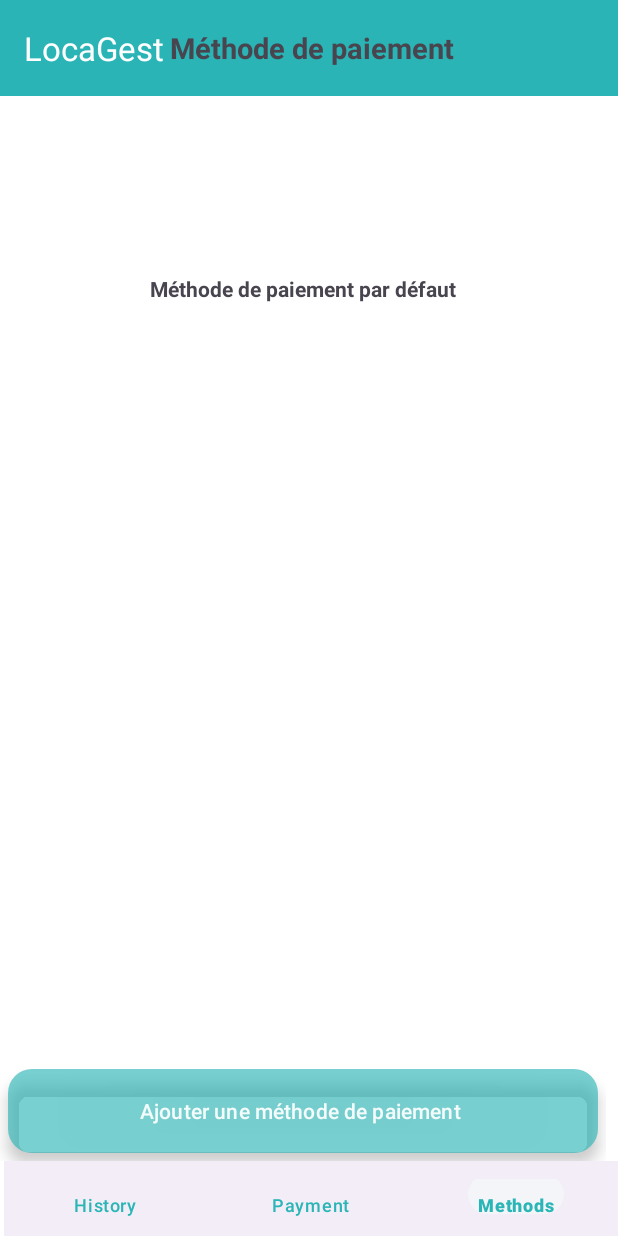
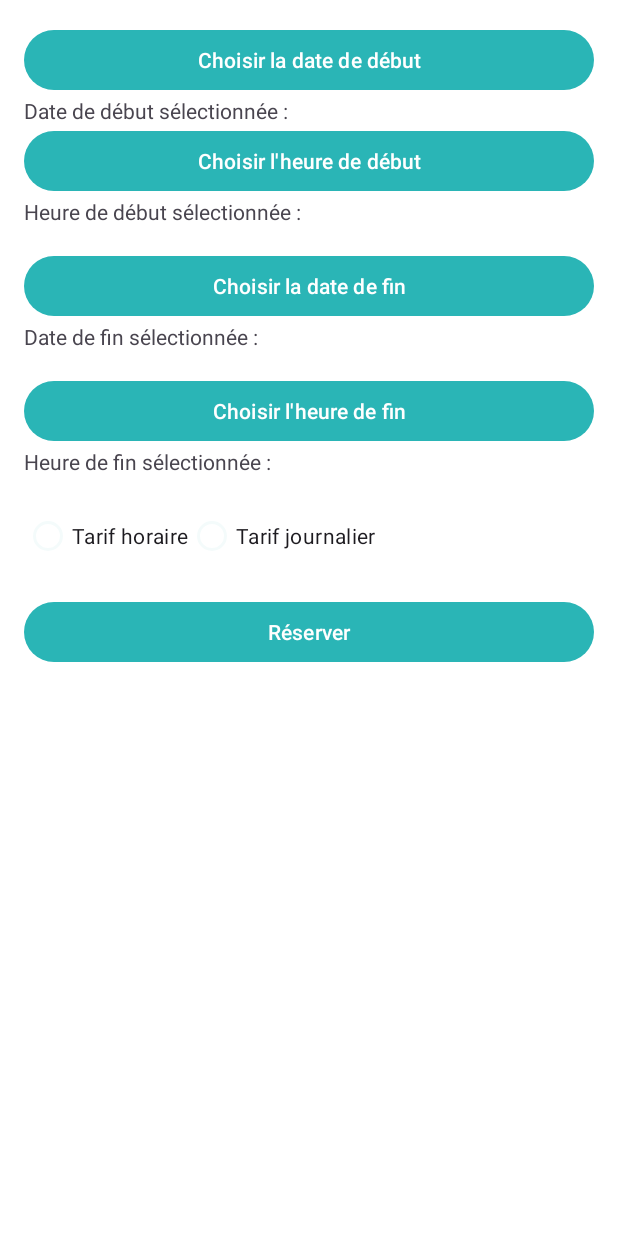
Before and after one commit to Marwen-Hammami/LocaGest-Android, an Android app: the screen it shows after launch (MainActivity before the commit, ReservationActivity after it), item 3 of the bottom bar chosen, on a phone screen of 412 x 824 dp. Run offline under Robolectric (Android 15) with nearby library versions, the phone set to English and light mode, and no system bars.

Commit message:
Reservations

```diff
--- a/app/src/main/java/tn/sim/locagest/MainActivity.kt
+++ b/app/src/main/java/tn/sim/locagest/MainActivity.kt
@@ -8,8 +8,8 @@ import androidx.appcompat.widget.Toolbar
 import androidx.fragment.app.Fragment
 import tn.sim.locagest.databinding.ActivityMainBinding
 import tn.sim.locagest.fragments.HistoriqueFragment
-import tn.sim.locagest.fragments.MethodePaiementFragment
 import tn.sim.locagest.ui.PaiementActivity
+import tn.sim.locagest.ui.ReservationActivity
 
 class MainActivity : AppCompatActivity() {
 
@@ -33,11 +33,21 @@ class MainActivity : AppCompatActivity() {
         changeFragment(historiqueFragment, "historiqueFragment")
 
 
-
+       // val intent = Intent(this, ReservationActivity::class.java)
+       // startActivity(intent)
 
 
         binding.bottomNavigationView.setOnItemSelectedListener {
             when (it.itemId) {
+
+
+                R.id.action_reservations -> {
+                    val intent = Intent(this, ReservationActivity::class.java)
+                    startActivity(intent)
+                    toolbarTitle.text = "Reservations"
+                }
+
+
                 R.id.action_historique -> {
                     val historiqueFragment = HistoriqueFragment()
                     changeFragment(historiqueFragment, "historiqueFragment")
@@ -45,11 +55,6 @@ class MainActivity : AppCompatActivity() {
                 }
 
 
-                R.id.action_methodes -> {
-                    val methodeP = MethodePaiementFragment()
-                    changeFragment(methodeP, "methodPaiementFragment")
-                    toolbarTitle.text = "Méthode de paiement"
-                }
 
                 R.id.action_paiement -> {
                     val intent = Intent(this, PaiementActivity::class.java)
--- /dev/null
+++ b/app/src/main/java/tn/sim/locagest/ui/ReservationActivity.kt
@@ -0,0 +1,102 @@
+package tn.sim.locagest.ui
+
+import android.app.DatePickerDialog
+import android.app.TimePickerDialog
+import android.os.Bundle
+import android.util.Log
+import android.view.View
+import android.widget.Button
+import android.widget.RadioButton
+import android.widget.RadioGroup
+import android.widget.TextView
+import androidx.appcompat.app.AppCompatActivity
+import tn.sim.locagest.R
+import java.util.Calendar
+
+class ReservationActivity : AppCompatActivity() {
+
+    private lateinit var btnStartDate: Button
+    private lateinit var btnStartTime: Button
+    private lateinit var btnEndDate: Button
+    private lateinit var btnEndTime: Button
+    private lateinit var tvStartDate: TextView
+    private lateinit var tvStartTime: TextView
+    private lateinit var tvEndDate: TextView
+    private lateinit var tvEndTime: TextView
+    private lateinit var radioGroup: RadioGroup
+    private lateinit var radioHourlyRate: RadioButton
+    private lateinit var radioDailyRate: RadioButton
+
+    override fun onCreate(savedInstanceState: Bundle?) {
+        super.onCreate(savedInstanceState)
+        setContentView(R.layout.activity_reservation)
+
+        btnStartDate = findViewById(R.id.btn_start_date)
+        btnStartTime = findViewById(R.id.btn_start_time)
+        btnEndDate = findViewById(R.id.btn_end_date)
+        btnEndTime = findViewById(R.id.btn_end_time)
+        tvStartDate = findViewById(R.id.tv_start_date)
+        tvStartTime = findViewById(R.id.tv_start_time)
+        tvEndDate = findViewById(R.id.tv_end_date)
+        tvEndTime = findViewById(R.id.tv_end_time)
+        radioGroup = findViewById(R.id.radio_group)
+        radioHourlyRate = findViewById(R.id.radio_hourly_rate)
+        radioDailyRate = findViewById(R.id.radio_daily_rate)
+
+        btnStartDate.setOnClickListener { view ->
+            showDatePickerDialog(view, tvStartDate)
+        }
+
+        btnStartTime.setOnClickListener { view ->
+            showTimePickerDialog(view, tvStartTime)
+        }
+
+        btnEndDate.setOnClickListener { view ->
+            showDatePickerDialog(view, tvEndDate)
+        }
+
+        btnEndTime.setOnClickListener { view ->
+            showTimePickerDialog(view, tvEndTime)
+        }
+
+        radioGroup.setOnCheckedChangeListener { group, checkedId ->
+            when (checkedId) {
+                R.id.radio_hourly_rate -> {
+                    // Handle hourly rate selected
+                }
+                R.id.radio_daily_rate -> {
+                    // Handle daily rate selected
+                }
+            }
+        }
+    }
+
+    private fun showDatePickerDialog(view: View, textView: TextView) {
+        val calendar = Calendar.getInstance()
+        val year = calendar.get(Calendar.YEAR)
+        val month = calendar.get(Calendar.MONTH)
+        val day = calendar.get(Calendar.DAY_OF_MONTH)
+
+        val dpd = DatePickerDialog(this, { view, year, monthOfYear, dayOfMonth ->
+            val date = "$dayOfMonth/${monthOfYear + 1}/$year"
+            textView.text = date
+            Log.d("DatePicker", "Date sélectionnée : $date") // Ajoutez cette ligne
+        }, year, month, day)
+
+        dpd.show()
+    }
+
+    private fun showTimePickerDialog(view: View, textView: TextView) {
+        val calendar = Calendar.getInstance()
+        val hour = calendar.get(Calendar.HOUR_OF_DAY)
+        val minute = calendar.get(Calendar.MINUTE)
+
+        val tpd = TimePickerDialog(this, { view, hourOfDay, minute ->
+            val time = "$hourOfDay:$minute"
+            textView.text = time
+            Log.d("TimePicker", "Heure sélectionnée : $time") // Ajoutez cette ligne
+        }, hour, minute, true)
+
+        tpd.show()
+    }
+}
--- a/app/src/main/res/layout/activity_main.xml
+++ b/app/src/main/res/layout/activity_main.xml
@@ -29,7 +29,7 @@
         android:layout_width="409dp"
         android:layout_height="50dp"
         app:itemIconSize="35dp"
-        app:itemTextColor="@color/main_color"
+        app:itemTextColor="@color/transparent_main_color"
         app:layout_constraintBottom_toBottomOf="parent"
         app:layout_constraintEnd_toEndOf="parent"
         app:layout_constraintHorizontal_bias="1.0"
--- a/app/src/main/res/layout/activity_paiement.xml
+++ b/app/src/main/res/layout/activity_paiement.xml
@@ -1,3 +1,5 @@
+<?xml version="1.0" encoding="utf-8"?>
+
 <androidx.constraintlayout.widget.ConstraintLayout xmlns:android="http://schemas.android.com/apk/res/android"
     xmlns:app="http://schemas.android.com/apk/res-auto"
     xmlns:tools="http://schemas.android.com/tools"
--- /dev/null
+++ b/app/src/main/res/layout/activity_reservation.xml
@@ -0,0 +1,97 @@
+<?xml version="1.0" encoding="utf-8"?>
+<androidx.constraintlayout.widget.ConstraintLayout xmlns:android="http://schemas.android.com/apk/res/android"
+    xmlns:app="http://schemas.android.com/apk/res-auto"
+    xmlns:tools="http://schemas.android.com/tools"
+    android:layout_width="match_parent"
+    android:layout_height="match_parent"
+    android:id="@+id/context_view"
+    tools:context=".ui.ReservationActivity">
+
+    <LinearLayout
+        android:layout_width="0dp"
+        android:layout_height="0dp"
+        android:orientation="vertical"
+        android:padding="16dp"
+        app:layout_constraintBottom_toBottomOf="parent"
+        app:layout_constraintEnd_toEndOf="parent"
+        app:layout_constraintStart_toStartOf="parent"
+        app:layout_constraintTop_toTopOf="parent">
+
+        <Button
+            android:id="@+id/btn_start_date"
+            android:layout_width="match_parent"
+            android:layout_height="wrap_content"
+            android:text="Choisir la date de début" />
+
+        <TextView
+            android:id="@+id/tv_start_date"
+            android:layout_width="match_parent"
+            android:layout_height="wrap_content"
+            android:text="Date de début sélectionnée : " />
+
+        <Button
+            android:id="@+id/btn_start_time"
+            android:layout_width="match_parent"
+            android:layout_height="wrap_content"
+            android:text="Choisir l'heure de début" />
+
+        <TextView
+            android:id="@+id/tv_start_time"
+            android:layout_width="match_parent"
+            android:layout_height="wrap_content"
+            android:text="Heure de début sélectionnée : " />
+
+        <Button
+            android:id="@+id/btn_end_date"
+            android:layout_width="match_parent"
+            android:layout_height="wrap_content"
+            android:text="Choisir la date de fin"
+            android:layout_marginTop="16dp"/>
+
+        <TextView
+            android:id="@+id/tv_end_date"
+            android:layout_width="match_parent"
+            android:layout_height="wrap_content"
+            android:text="Date de fin sélectionnée : " />
+
+        <Button
+            android:id="@+id/btn_end_time"
+            android:layout_width="match_parent"
+            android:layout_height="wrap_content"
+            android:text="Choisir l'heure de fin"
+            android:layout_marginTop="16dp"/>
+
+        <TextView
+            android:id="@+id/tv_end_time"
+            android:layout_width="match_parent"
+            android:layout_height="wrap_content"
+            android:text="Heure de fin sélectionnée : " />
+
+        <RadioGroup
+            android:id="@+id/radio_group"
+            android:layout_width="match_parent"
+            android:layout_height="wrap_content"
+            android:orientation="horizontal"
+            android:layout_marginTop="16dp">
+
+            <RadioButton
+                android:id="@+id/radio_hourly_rate"
+                android:layout_width="wrap_content"
+                android:layout_height="wrap_content"
+                android:text="Tarif horaire" />
+
+            <RadioButton
+                android:id="@+id/radio_daily_rate"
+                android:layout_width="wrap_content"
+                android:layout_height="wrap_content"
+                android:text="Tarif journalier" />
+        </RadioGroup>
+
+        <Button
+            android:id="@+id/btn_reserve"
+            android:layout_width="match_parent"
+            android:layout_height="wrap_content"
+            android:text="Réserver"
+            android:layout_marginTop="16dp"/>
+    </LinearLayout>
+</androidx.constraintlayout.widget.ConstraintLayout>
--- a/app/src/main/res/menu/menu.xml
+++ b/app/src/main/res/menu/menu.xml
@@ -3,17 +3,22 @@
     <item
         android:id="@+id/action_historique"
         android:title="History"
-        android:enabled="true" />
+        android:enabled="true"
+        android:textColor="@color/black"
+        android:background="@color/white"/>
 
     <item
         android:id="@+id/action_paiement"
         android:title="Payment"
-        android:enabled="true" />
+        android:enabled="true"
+        android:textColor="@color/black"
+        android:background="@color/white"/>
+
 
     <item
-        android:id="@+id/action_methodes"
-        android:title="Methods"
-        android:enabled="true" />
-
-
+        android:id="@+id/action_reservations"
+        android:title="Reservations"
+        android:enabled="true"
+        android:textColor="@color/black"
+        android:background="@color/white"/>
 </menu>
--- a/app/src/main/res/values/strings.xml
+++ b/app/src/main/res/values/strings.xml
@@ -24,6 +24,8 @@
     <string name="DateF"> Date Fin</string>
     <string name="Total"> Total</string>
     <string name="item_history">Historique</string>
+    <string name="item_payment">Paiement</string>
+    <string name="item_methods">Methodes de paiements</string>
     <string name="payer">Payer</string>
 
 
```
Also changed, not shown: app/src/main/AndroidManifest.xml (+12 -0 lines), app/src/main/java/tn/sim/locagest/Model/Reservation.kt (added, +17 -0 lines), app/src/main/res/menu/toolbar_menu.xml (+7 -0 lines).
